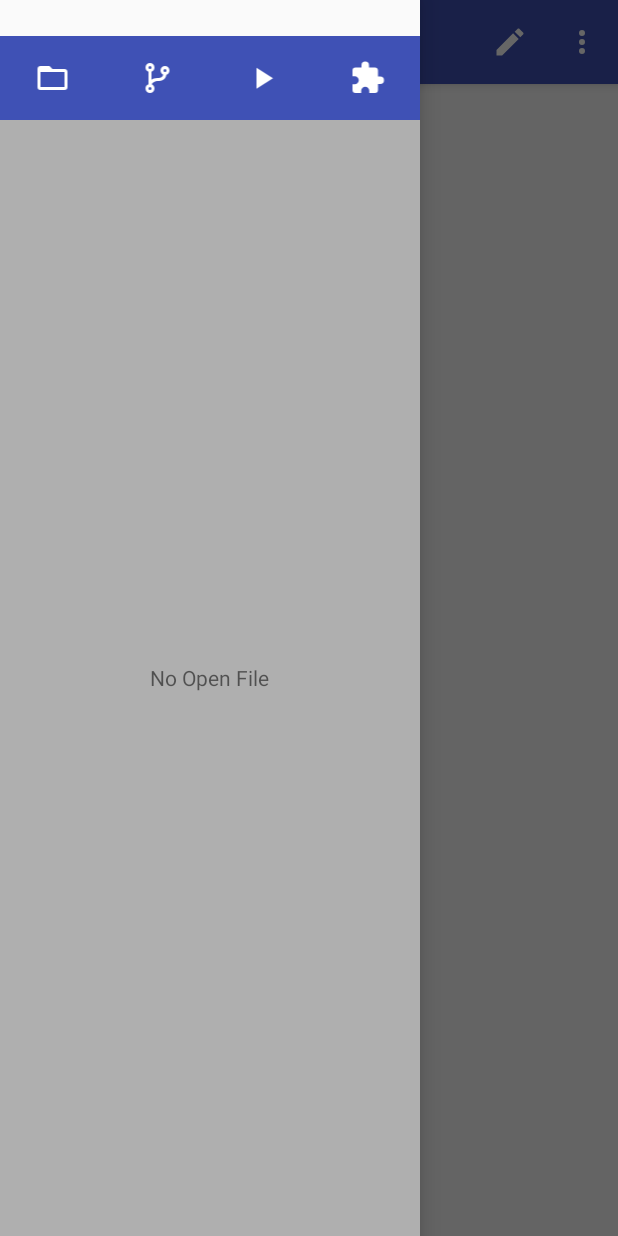
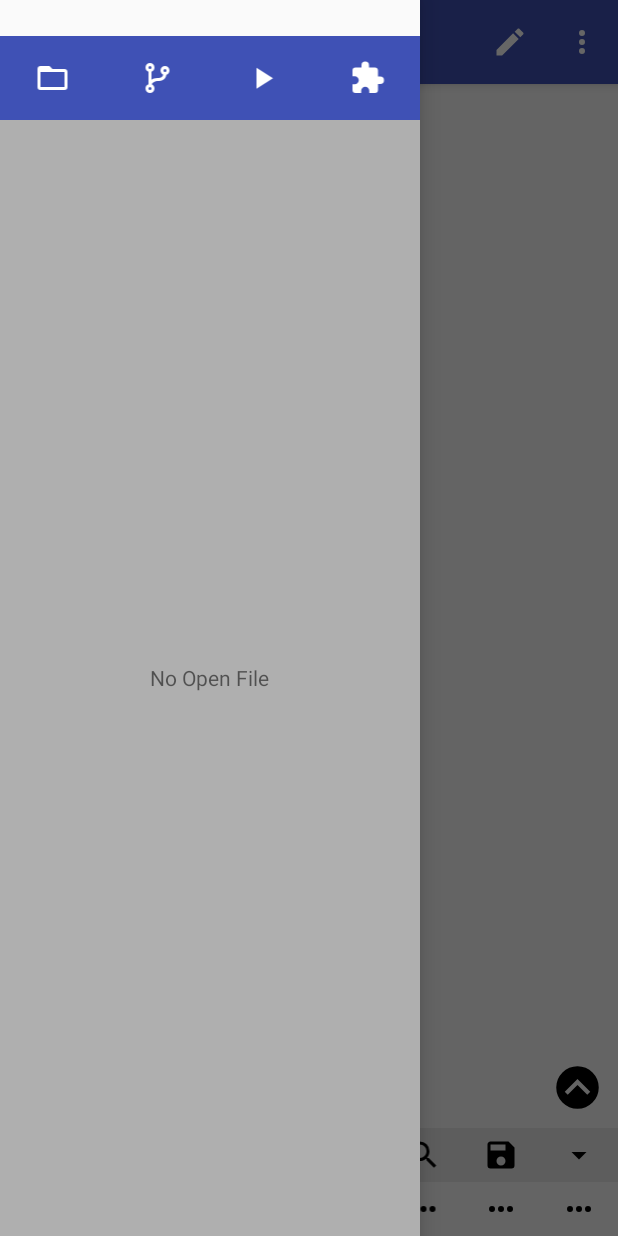
Before and after one commit to shahriarkabir-sagor/DScode, an Android app: the screen it shows after launch (MainActivity), after a tap on "DOCTYPE studio", on a phone screen of 412 x 824 dp. Run offline under Robolectric (Android 15) with nearby library versions, the phone set to English and light mode, and no system bars; 1 other tap on this screen came first.

Commit message:
Floating icon for bottom toolbar added.

```diff
--- a/app/src/main/AndroidManifest.xml
+++ b/app/src/main/AndroidManifest.xml
@@ -27,7 +27,7 @@
             android:name=".MainActivity"
             android:theme="@style/AppTheme.NoActionBar"
             android:label="@string/app_name"
-            android:windowSoftInputMode="stateVisible">
+            android:windowSoftInputMode="stateVisible|adjustResize">
             <intent-filter>
                 <action android:name="android.intent.action.MAIN"/>
                 <category android:name="android.intent.category.LAUNCHER"/>
--- a/app/src/main/java/bd/dkltd/dscode/MainActivity.java
+++ b/app/src/main/java/bd/dkltd/dscode/MainActivity.java
@@ -37,6 +37,7 @@ import bd.dkltd.dscode.myfragments.MyDialogFragment;
 import java.util.ArrayList;
 import androidx.appcompat.widget.SearchView;
 import android.widget.PopupMenu;
+import android.widget.ImageView;
 
 public class MainActivity extends AppCompatActivity {
 
@@ -53,6 +54,10 @@ public class MainActivity extends AppCompatActivity {
     private OpenedDirAdapter oda;
 	private SharedPreferences sPrefs;
 	private SharedPreferences.Editor sPrefsEditor;
+    private LinearLayout lnlo;
+    private ImageView bottomFloatingIcon;
+
+    private boolean isBfiExpanded;
 
     @Override
     protected void onCreate(Bundle savedInstanceState) {
@@ -92,10 +97,17 @@ public class MainActivity extends AppCompatActivity {
 		mWebView.setWebViewClient(new LocalContentWebViewClient(assetLoader)); //calling private class LocalContentWebViewClient
 		mWebView.loadUrl("https://appassets.androidplatform.net/assets/index.html");
 		/*
-         //Old method, new method works with https means better security
+         //Old method
+         mWebView.loadUrl("file:///android_asset/index.html");
 
-         mWebView.loadUrl("file:///android_asset/index.html");
+         //new method works with https means better security
+         //and also new method will support js import.
          */
+//        if(!mWebView.isFocusedByDefault()) {
+//            mWebView.requestFocus();
+//        } else {
+//            //Toast.makeText(this, "Focussed by Default",Toast.LENGTH_SHORT).show();
+//        }
 		mWebView.requestFocusFromTouch();
         // ----------------------------------
 
@@ -115,6 +127,27 @@ public class MainActivity extends AppCompatActivity {
 			//Permissions given save the path
 			savePath();
 		}
+        //boolean value
+        isBfiExpanded = false;
+
+        //initiate views
+        lnlo = findViewById(R.id.layoutappbarLinearLayout1);
+        bottomFloatingIcon = findViewById(R.id.labFloatingDownImg1);
+        bottomFloatingIcon.setOnClickListener(new View.OnClickListener() {
+
+                @Override
+                public void onClick(View p1) {
+                    if (isBfiExpanded == true) {
+                        lnlo.setVisibility(View.GONE);
+                        bottomFloatingIcon.setImageResource(R.drawable.ic_chevron_down_circle);
+                        isBfiExpanded = false;
+                    } else {
+                        lnlo.setVisibility(View.VISIBLE);
+                        bottomFloatingIcon.setImageResource(R.drawable.ic_chevron_up_circle);
+                        isBfiExpanded = true;
+                    }
+                }
+            });
     }
 
     private void checkOpenFile() {
@@ -146,7 +179,6 @@ public class MainActivity extends AppCompatActivity {
     }
 
     private void displayToRecyclerView() {
-
         rcv2.setHasFixedSize(true);
         rcv2.setLayoutManager(new LinearLayoutManager(this));
         oda = new OpenedDirAdapter(this, listOfDir); //pass activity(not context) and array of files
--- /dev/null
+++ b/app/src/main/res/drawable/ic_chevron_down.xml
@@ -0,0 +1,11 @@
+<?xml version="1.0" encoding="utf-8"?>
+<vector xmlns:android="http://schemas.android.com/apk/res/android"
+    android:width="24dp"
+    android:height="24dp"
+    android:viewportHeight="24"
+    android:viewportWidth="24">
+    <path
+        android:fillColor="#ff000000"
+        android:pathData="M7.41,8.58L12,13.17L16.59,8.58L18,10L12,16L6,10L7.41,8.58Z"/>
+
+</vector>
--- a/app/src/main/res/drawable/ic_chevron_down_circle.xml
+++ b/app/src/main/res/drawable/ic_chevron_down_circle.xml
@@ -6,6 +6,6 @@
     android:viewportWidth="24">
     <path
         android:fillColor="#ff000000"
-        android:pathData="M22,12A10,10 0,0 1,12 22A10,10 0,0 1,2 12A10,10 0,0 1,12 2A10,10 0,0 1,22 12M20,12A8,8 0,0 0,12 4A8,8 0,0 0,4 12A8,8 0,0 0,12 20A8,8 0,0 0,20 12M6,10L12,16L18,10L16.6,8.6L12,13.2L7.4,8.6L6,10Z"/>
+        android:pathData="M22,12A10,10 0,0 1,12 22A10,10 0,0 1,2 12A10,10 0,0 1,12 2A10,10 0,0 1,22 12M6,10L12,16L18,10L16.6,8.6L12,13.2L7.4,8.6L6,10Z"/>
 
 </vector>
--- /dev/null
+++ b/app/src/main/res/drawable/ic_chevron_left.xml
@@ -0,0 +1,11 @@
+<?xml version="1.0" encoding="utf-8"?>
+<vector xmlns:android="http://schemas.android.com/apk/res/android"
+    android:width="24dp"
+    android:height="24dp"
+    android:viewportHeight="24"
+    android:viewportWidth="24">
+    <path
+        android:fillColor="#ff000000"
+        android:pathData="M15.41,16.58L10.83,12L15.41,7.41L14,6L8,12L14,18L15.41,16.58Z"/>
+
+</vector>
--- /dev/null
+++ b/app/src/main/res/drawable/ic_chevron_right.xml
@@ -0,0 +1,11 @@
+<?xml version="1.0" encoding="utf-8"?>
+<vector xmlns:android="http://schemas.android.com/apk/res/android"
+    android:width="24dp"
+    android:height="24dp"
+    android:viewportHeight="24"
+    android:viewportWidth="24">
+    <path
+        android:fillColor="#ff000000"
+        android:pathData="M8.59,16.58L13.17,12L8.59,7.41L10,6L16,12L10,18L8.59,16.58Z"/>
+
+</vector>
--- /dev/null
+++ b/app/src/main/res/drawable/ic_chevron_up.xml
@@ -0,0 +1,11 @@
+<?xml version="1.0" encoding="utf-8"?>
+<vector xmlns:android="http://schemas.android.com/apk/res/android"
+    android:width="24dp"
+    android:height="24dp"
+    android:viewportHeight="24"
+    android:viewportWidth="24">
+    <path
+        android:fillColor="#ff000000"
+        android:pathData="M7.41,15.41L12,10.83L16.59,15.41L18,14L12,8L6,14L7.41,15.41Z"/>
+
+</vector>
--- /dev/null
+++ b/app/src/main/res/drawable/ic_chevron_up_circle.xml
@@ -0,0 +1,11 @@
+<?xml version="1.0" encoding="utf-8"?>
+<vector xmlns:android="http://schemas.android.com/apk/res/android"
+    android:width="24dp"
+    android:height="24dp"
+    android:viewportHeight="24"
+    android:viewportWidth="24">
+    <path
+        android:fillColor="#ff000000"
+        android:pathData="M22,12A10,10 0,0 1,12 22A10,10 0,0 1,2 12A10,10 0,0 1,12 2A10,10 0,0 1,22 12M7.4,15.4L12,10.8L16.6,15.4L18,14L12,8L6,14L7.4,15.4Z"/>
+
+</vector>
--- /dev/null
+++ b/app/src/main/res/drawable/ic_dots_horizontal.xml
@@ -0,0 +1,11 @@
+<?xml version="1.0" encoding="utf-8"?>
+<vector xmlns:android="http://schemas.android.com/apk/res/android"
+    android:width="24dp"
+    android:height="24dp"
+    android:viewportHeight="24"
+    android:viewportWidth="24">
+    <path
+        android:fillColor="#ff000000"
+        android:pathData="M16,12A2,2 0,0 1,18 10A2,2 0,0 1,20 12A2,2 0,0 1,18 14A2,2 0,0 1,16 12M10,12A2,2 0,0 1,12 10A2,2 0,0 1,14 12A2,2 0,0 1,12 14A2,2 0,0 1,10 12M4,12A2,2 0,0 1,6 10A2,2 0,0 1,8 12A2,2 0,0 1,6 14A2,2 0,0 1,4 12Z"/>
+
+</vector>
--- /dev/null
+++ b/app/src/main/res/drawable/ic_keyboard_caps.xml
@@ -0,0 +1,11 @@
+<?xml version="1.0" encoding="utf-8"?>
+<vector xmlns:android="http://schemas.android.com/apk/res/android"
+    android:width="24dp"
+    android:height="24dp"
+    android:viewportHeight="24"
+    android:viewportWidth="24">
+    <path
+        android:fillColor="#ff000000"
+        android:pathData="M6,18H18V16H6M12,8.41L16.59,13L18,11.58L12,5.58L6,11.58L7.41,13L12,8.41Z"/>
+
+</vector>
--- /dev/null
+++ b/app/src/main/res/drawable/ic_keyboard_tab.xml
@@ -0,0 +1,11 @@
+<?xml version="1.0" encoding="utf-8"?>
+<vector xmlns:android="http://schemas.android.com/apk/res/android"
+    android:width="24dp"
+    android:height="24dp"
+    android:viewportHeight="24"
+    android:viewportWidth="24">
+    <path
+        android:fillColor="#ff000000"
+        android:pathData="M20,18H22V6H20M11.59,7.41L15.17,11H1V13H15.17L11.59,16.58L13,18L19,12L13,6L11.59,7.41Z"/>
+
+</vector>
--- /dev/null
+++ b/app/src/main/res/drawable/ic_reply.xml
@@ -0,0 +1,11 @@
+<?xml version="1.0" encoding="utf-8"?>
+<vector xmlns:android="http://schemas.android.com/apk/res/android"
+    android:width="24dp"
+    android:height="24dp"
+    android:viewportHeight="24"
+    android:viewportWidth="24">
+    <path
+        android:fillColor="#ff000000"
+        android:pathData="M10,9V5L3,12L10,19V14.9C15,14.9 18.5,16.5 21,20C20,15 17,10 10,9Z"/>
+
+</vector>
--- /dev/null
+++ b/app/src/main/res/drawable/ic_share.xml
@@ -0,0 +1,11 @@
+<?xml version="1.0" encoding="utf-8"?>
+<vector xmlns:android="http://schemas.android.com/apk/res/android"
+    android:width="24dp"
+    android:height="24dp"
+    android:viewportHeight="24"
+    android:viewportWidth="24">
+    <path
+        android:fillColor="#ff000000"
+        android:pathData="M21,12L14,5V9C7,10 4,15 3,20C5.5,16.5 9,14.9 14,14.9V19L21,12Z"/>
+
+</vector>
--- a/app/src/main/res/layout/layout_appbar.xml
+++ b/app/src/main/res/layout/layout_appbar.xml
@@ -21,9 +21,167 @@
 
 	</com.google.android.material.appbar.AppBarLayout>
 
-	<WebView
-		android:id="@+id/wvId"
+	<RelativeLayout
 		android:layout_width="match_parent"
-		android:layout_height="match_parent"/>
+		android:layout_height="0dp"
+		android:id="@+id/layoutappbarRelativeLayout1"
+		android:layout_weight="1.0">
+
+		<WebView
+			android:id="@+id/wvId"
+			android:layout_width="match_parent"
+			android:layout_height="match_parent"
+			android:focusable="true"
+			android:focusableInTouchMode="true"/>
+
+		<ImageView
+			android:src="@drawable/ic_chevron_down_circle"
+			android:layout_width="34dp"
+			android:layout_height="34dp"
+			android:layout_alignParentRight="true"
+			android:id="@+id/labFloatingDownImg1"
+			android:layout_marginRight="10dp"
+			android:layout_marginBottom="10dp"
+			android:layout_alignParentBottom="true"/>
+
+	</RelativeLayout>
+
+	<LinearLayout
+		android:orientation="vertical"
+		android:layout_width="match_parent"
+		android:layout_height="wrap_content"
+		android:id="@+id/layoutappbarLinearLayout1"
+		android:visibility="gone">
+
+		<LinearLayout
+			android:orientation="horizontal"
+			android:layout_width="match_parent"
+			android:layout_height="wrap_content"
+			android:weightSum="8"
+			android:background="@color/lightGrey">
+
+			<ImageView
+				android:src="@drawable/ic_dots_horizontal"
+				android:layout_width="0dp"
+				android:layout_height="wrap_content"
+				android:layout_weight="1.0"
+				android:padding="6dp"/>
+
+			<ImageView
+				android:src="@drawable/ic_keyboard_tab"
+				android:layout_width="0dp"
+				android:layout_height="wrap_content"
+				android:layout_weight="1.0"
+				android:padding="6dp"/>
+
+			<ImageView
+				android:src="@drawable/ic_chevron_up"
+				android:layout_width="0dp"
+				android:layout_height="wrap_content"
+				android:layout_weight="1.0"
+				android:padding="6dp"/>
+
+			<ImageView
+				android:src="@drawable/ic_reply"
+				android:layout_width="0dp"
+				android:layout_height="wrap_content"
+				android:layout_weight="1.0"
+				android:padding="6dp"/>
+
+			<ImageView
+				android:src="@drawable/ic_share"
+				android:layout_width="0dp"
+				android:layout_height="wrap_content"
+				android:layout_weight="1.0"
+				android:padding="6dp"/>
+
+			<ImageView
+				android:src="@drawable/ic_magnify"
+				android:layout_width="0dp"
+				android:layout_height="wrap_content"
+				android:layout_weight="1.0"
+				android:padding="6dp"/>
+
+			<ImageView
+				android:src="@drawable/ic_content_save"
+				android:layout_width="0dp"
+				android:layout_height="wrap_content"
+				android:layout_weight="1.0"
+				android:padding="6dp"/>
+
+			<ImageView
+				android:src="@drawable/ic_menu_down"
+				android:layout_width="0dp"
+				android:layout_height="wrap_content"
+				android:layout_weight="1.0"
+				android:padding="6dp"/>
+
+		</LinearLayout>
+
+		<LinearLayout
+			android:orientation="horizontal"
+			android:layout_width="match_parent"
+			android:layout_height="wrap_content"
+			android:weightSum="8">
+
+			<ImageView
+				android:src="@drawable/ic_keyboard_caps"
+				android:layout_width="0dp"
+				android:layout_height="wrap_content"
+				android:layout_weight="1.0"
+				android:padding="6dp"/>
+
+			<ImageView
+				android:src="@drawable/ic_chevron_left"
+				android:layout_width="0dp"
+				android:layout_height="wrap_content"
+				android:layout_weight="1.0"
+				android:padding="6dp"/>
+
+			<ImageView
+				android:src="@drawable/ic_chevron_down"
+				android:layout_width="0dp"
+				android:layout_height="wrap_content"
+				android:layout_weight="1.0"
+				android:padding="6dp"/>
+
+			<ImageView
+				android:src="@drawable/ic_chevron_right"
+				android:layout_width="0dp"
+				android:layout_height="wrap_content"
+				android:layout_weight="1.0"
+				android:padding="6dp"/>
+
+			<ImageView
+				android:src="@drawable/ic_dots_horizontal"
+				android:layout_width="0dp"
+				android:layout_height="wrap_content"
+				android:layout_weight="1.0"
+				android:padding="6dp"/>
+
+			<ImageView
+				android:src="@drawable/ic_dots_horizontal"
+				android:layout_width="0dp"
+				android:layout_height="wrap_content"
+				android:layout_weight="1.0"
+				android:padding="6dp"/>
+
+			<ImageView
+				android:src="@drawable/ic_dots_horizontal"
+				android:layout_width="0dp"
+				android:layout_height="wrap_content"
+				android:layout_weight="1.0"
+				android:padding="6dp"/>
+
+			<ImageView
+				android:src="@drawable/ic_dots_horizontal"
+				android:layout_width="0dp"
+				android:layout_height="wrap_content"
+				android:layout_weight="1.0"
+				android:padding="6dp"/>
+
+		</LinearLayout>
+
+	</LinearLayout>
 
 </LinearLayout>
--- a/app/src/main/res/layout/layout_one_et_dialog.xml
+++ b/app/src/main/res/layout/layout_one_et_dialog.xml
@@ -11,6 +11,7 @@
 		android:inputType="textPersonName"
 		android:layout_height="wrap_content"
 		android:ems="10"
-		android:id="@+id/createFileNameId"/>
+		android:id="@+id/createFileNameId"
+        android:imeOptions="actionDone"/>
 
 </LinearLayout>
--- a/app/src/main/res/values/colors.xml
+++ b/app/src/main/res/values/colors.xml
@@ -6,5 +6,6 @@
 	<color name="white">#ffffff</color>
 	<color name="black">#000000</color>
     <color name="grey">#FFAFAFAF</color>
+    <color name="lightGrey">#FFE9E9E9</color>
     <color name="lightPink">#FFFEADAD</color>
 </resources>
```
Also changed, not shown: 869 other files.
